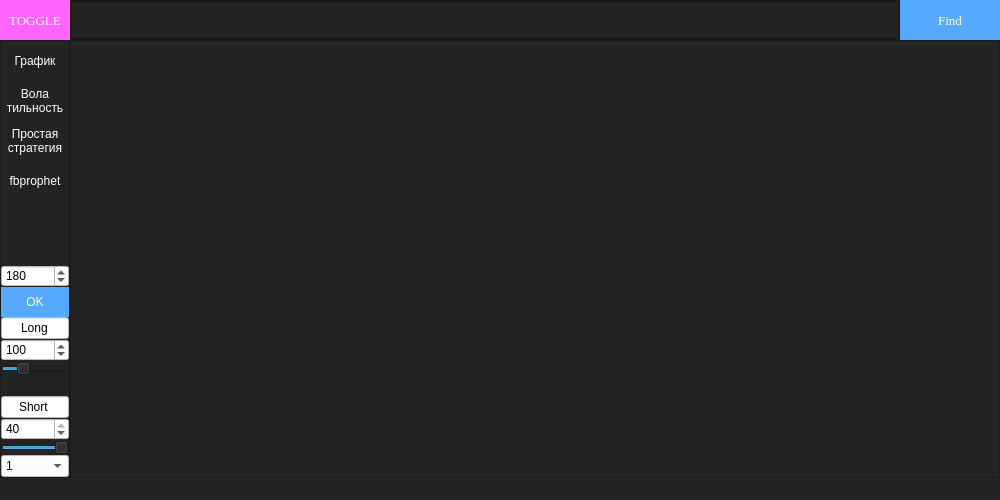
Before: the Qt Designer form Diplom/toggle_menu/ui/toggle_menu.ui in MatienkoAndrew/ML_2021, drawn with Qt 5.
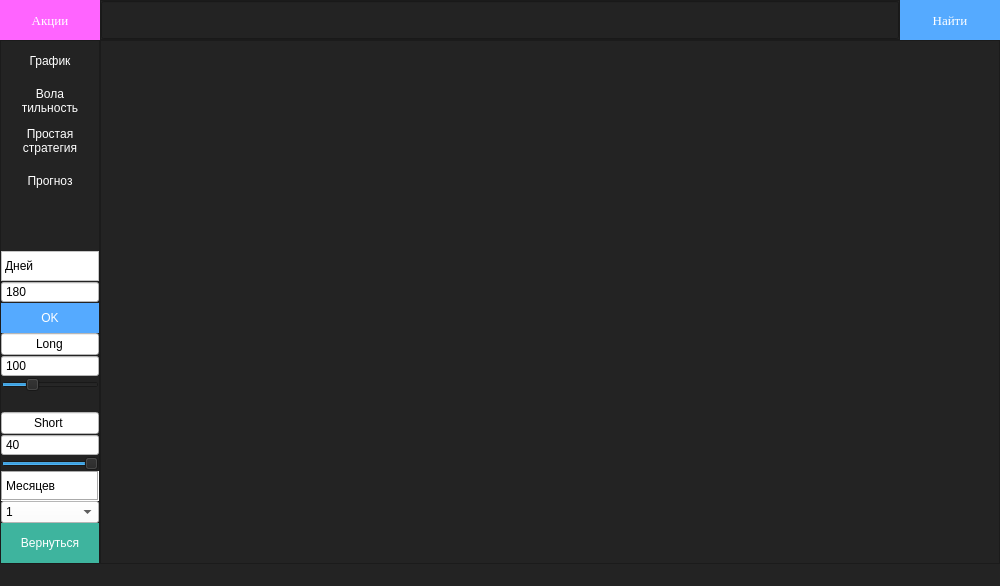
After: the same form once the commit is applied. Icons and pictures are not drawn.

```diff
--- a/Diplom/toggle_menu/ui/toggle_menu.ui
+++ b/Diplom/toggle_menu/ui/toggle_menu.ui
@@ -7,7 +7,7 @@
     <x>0</x>
     <y>0</y>
     <width>1000</width>
-    <height>500</height>
+    <height>586</height>
    </rect>
   </property>
   <property name="minimumSize">
@@ -88,7 +88,7 @@
          </property>
          <property name="minimumSize">
           <size>
-           <width>70</width>
+           <width>100</width>
            <height>0</height>
           </size>
          </property>
@@ -157,7 +157,7 @@
 </string>
             </property>
             <property name="text">
-             <string>TOGGLE</string>
+             <string>Акции</string>
             </property>
            </widget>
           </item>
@@ -312,7 +312,7 @@
 }</string>
                </property>
                <property name="text">
-                <string>Find</string>
+                <string>Найти</string>
                </property>
               </widget>
              </item>
@@ -353,7 +353,7 @@
         <widget class="QFrame" name="frame_left_menu">
          <property name="minimumSize">
           <size>
-           <width>70</width>
+           <width>100</width>
            <height>0</height>
           </size>
          </property>
@@ -530,13 +530,42 @@
 }</string>
                </property>
                <property name="text">
-                <string>fbprophet</string>
+                <string>Прогноз</string>
                </property>
               </widget>
              </item>
             </layout>
            </widget>
           </item>
+          <item>
+           <widget class="QLabel" name="label_forecast">
+            <property name="sizePolicy">
+             <sizepolicy hsizetype="Minimum" vsizetype="Minimum">
+              <horstretch>0</horstretch>
+              <verstretch>0</verstretch>
+             </sizepolicy>
+            </property>
+            <property name="maximumSize">
+             <size>
+              <width>16777215</width>
+              <height>30</height>
+             </size>
+            </property>
+            <property name="styleSheet">
+             <string notr="true">background-color: rgb(255, 255, 255);
+font: 10pt &quot;MS Shell Dlg 2&quot;;</string>
+            </property>
+            <property name="frameShape">
+             <enum>QFrame::StyledPanel</enum>
+            </property>
+            <property name="frameShadow">
+             <enum>QFrame::Plain</enum>
+            </property>
+            <property name="text">
+             <string>Дней</string>
+            </property>
+           </widget>
+          </item>
           <item>
            <widget class="QSpinBox" name="spinBox_fbprophet">
             <property name="styleSheet">
@@ -546,6 +575,9 @@
 	font: 10pt &quot;MS Shell Dlg 2&quot;;
 }</string>
             </property>
+            <property name="buttonSymbols">
+             <enum>QAbstractSpinBox::NoButtons</enum>
+            </property>
             <property name="maximum">
              <number>1000</number>
             </property>
@@ -607,6 +639,9 @@
 	font: 10pt &quot;MS Shell Dlg 2&quot;;
 }</string>
             </property>
+            <property name="buttonSymbols">
+             <enum>QAbstractSpinBox::NoButtons</enum>
+            </property>
             <property name="minimum">
              <number>40</number>
             </property>
@@ -693,6 +728,9 @@
 	font: 10pt &quot;MS Shell Dlg 2&quot;;
 }</string>
             </property>
+            <property name="buttonSymbols">
+             <enum>QAbstractSpinBox::NoButtons</enum>
+            </property>
             <property name="minimum">
              <number>10</number>
             </property>
@@ -723,6 +761,29 @@
             </property>
            </widget>
           </item>
+          <item>
+           <widget class="QLabel" name="label_volatility">
+            <property name="maximumSize">
+             <size>
+              <width>16777215</width>
+              <height>30</height>
+             </size>
+            </property>
+            <property name="styleSheet">
+             <string notr="true">background-color: rgb(255, 255, 255);
+font: 10pt &quot;MS Shell Dlg 2&quot;;</string>
+            </property>
+            <property name="frameShape">
+             <enum>QFrame::Box</enum>
+            </property>
+            <property name="frameShadow">
+             <enum>QFrame::Sunken</enum>
+            </property>
+            <property name="text">
+             <string>Месяцев</string>
+            </property>
+           </widget>
+          </item>
           <item>
            <widget class="QComboBox" name="comboBox">
             <property name="styleSheet">
@@ -736,10 +797,11 @@
 
 QComboBox select {
   display: none; /*hide original SELECT element: */
+	background-color: rgb(255, 255, 255);
 }
 
 .select-selected {
-  background-color: DodgerBlue;
+	background-color: rgb(255, 255, 255);
 }
 
 /* Style the arrow inside the select element: */
@@ -752,12 +814,15 @@
   height: 0;
   border: 6px solid transparent;
   border-color: #fff transparent transparent transparent;
+
+  background-color: rgb(255, 255, 255);
 }
 
 /* Point the arrow upwards when the select box is open (active): */
 .select-selected.select-arrow-active:after {
   border-color: transparent transparent #fff transparent;
   top: 7px;
+  background-color: rgb(255, 255, 255);
 }
 
 /* style the items (options), including the selected item: */
@@ -767,6 +832,7 @@
   border: 1px solid transparent;
   border-color: transparent transparent rgba(0, 0, 0, 0.1) transparent;
   cursor: pointer;
+  background-color: rgb(255, 255, 255);
 }
 
 /* Style items (options): */
@@ -777,15 +843,18 @@
   left: 0;
   right: 0;
   z-index: 99;
+  background-color: rgb(255, 255, 255);
 }
 
 /* Hide the items when the select box is closed: */
 .select-hide {
   display: none;
+  background-color: rgb(255, 255, 255);
 }
 
 .select-items div:hover, .same-as-selected {
   background-color: rgba(0, 0, 0, 0.1);
+  background-color: rgb(255, 255, 255);
 }</string>
             </property>
             <item>
@@ -810,6 +879,40 @@
             </item>
            </widget>
           </item>
+          <item>
+           <widget class="QPushButton" name="btn_back">
+            <property name="minimumSize">
+             <size>
+              <width>0</width>
+              <height>40</height>
+             </size>
+            </property>
+            <property name="styleSheet">
+             <string notr="true">QPushButton {
+	border: none;
+	color: #FFF;
+	background-color: rgb(62, 180, 158);
+	font: 75 8pt &quot;MS Shell Dlg 2&quot;;
+}
+
+QPushButton:hover {
+	border: 1px solid rgb(48, 50, 62);
+}
+
+QPushButton:pressed {
+	background-color: rgb(162, 180, 158);
+	padding-top: 5px;
+}</string>
+            </property>
+            <property name="text">
+             <string>Вернуться</string>
+            </property>
+            <property name="icon">
+             <iconset>
+              <normaloff>../images/back.png</normaloff>../images/back.png</iconset>
+            </property>
+           </widget>
+          </item>
          </layout>
         </widget>
        </item>
```
